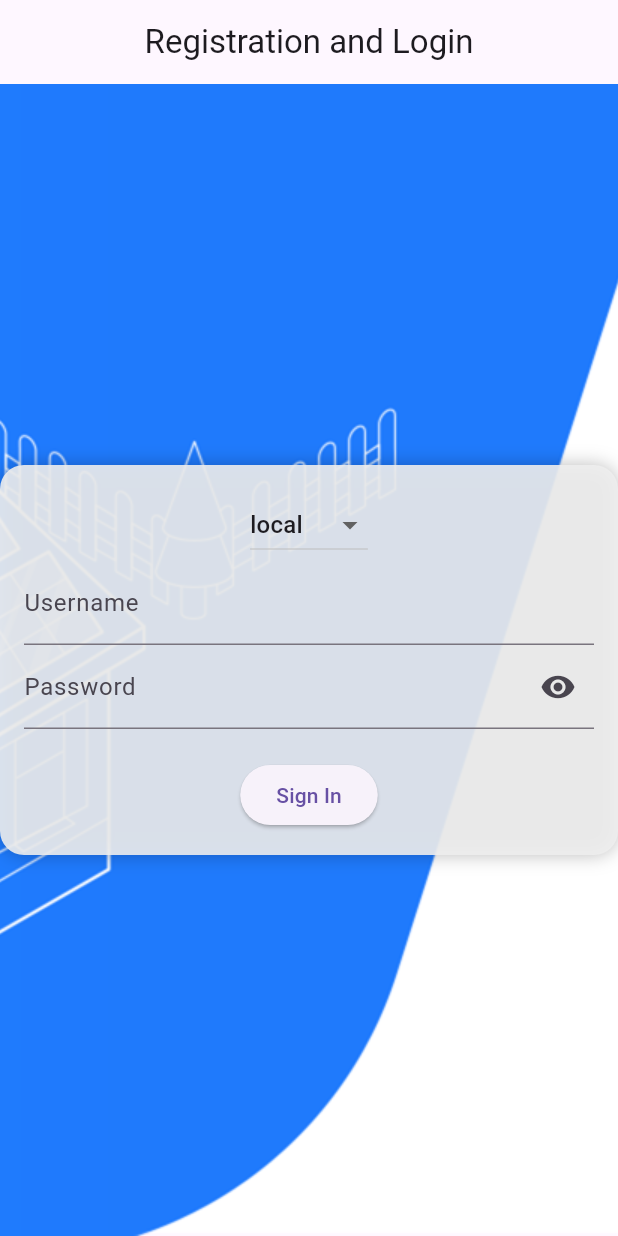
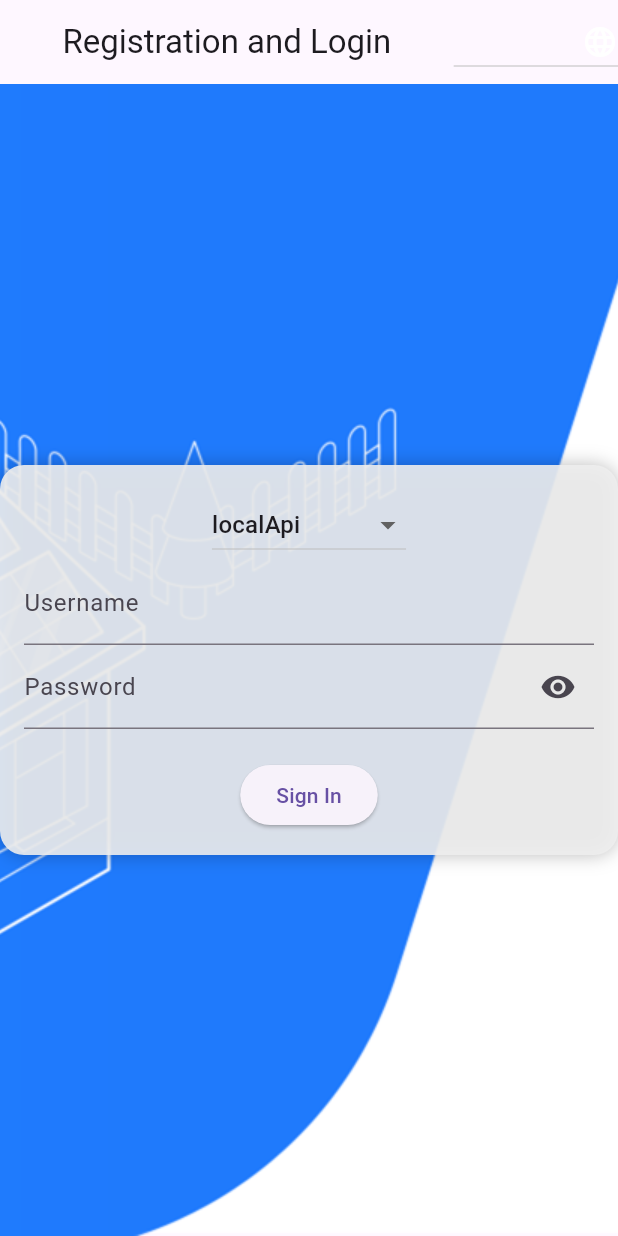
Before and after one commit to nickAS21/floor_flutter_front, a Flutter app: the screen it shows after launch, on a phone screen of 412 x 824 dp. Run offline on Flutter 3.47's test engine with Material 3 defaults, Android fonts, the phone set to English and light mode, and no system bars; our stand-ins replace shared_preferences; generated files the repository leaves out were written again.

Commit message:
add En/Uk

```diff
--- a/lib/config/app_config.dart
+++ b/lib/config/app_config.dart
@@ -1,11 +1,11 @@
-enum Environment { local, aws, custom }
+enum Environment { localApi, kubernetesApi, customApi }
 
 class AppConfig {
   static const String localBackend = 'http://localhost:8084';
-  static const String awsBackend = 'https://your-aws-endpoint.amazonaws.com';
+  static const String kubernetesBackend = 'https://your-kubernetes-endpoint.com';
   static const String apiPath = '/api/auth/login';
 
-  static String currentBackend = localBackend; // Значення за замовчуванням
+  static String currentBackend = localBackend; // Default value
 
   static void setBackend(String backend) {
     currentBackend = backend;
@@ -13,16 +13,16 @@ class AppConfig {
 }
 
 class EnvironmentConfig {
-  static Environment currentEnvironment = Environment.local;
-  static String customBackend = ''; // Кастомний URL
+  static Environment currentEnvironment = Environment.localApi;
+  static String customBackend = ''; // custom URL
 
   static String get backendUrl {
     switch (currentEnvironment) {
-      case Environment.local:
+      case Environment.localApi:
         return AppConfig.localBackend + AppConfig.apiPath;
-      case Environment.aws:
-        return AppConfig.awsBackend + AppConfig.apiPath;
-      case Environment.custom:
+      case Environment.kubernetesApi:
+        return AppConfig.kubernetesBackend + AppConfig.apiPath;
+      case Environment.customApi:
         if (customBackend.startsWith('http://') || customBackend.startsWith('https://')) {
           return customBackend + AppConfig.apiPath;
         } else {
--- /dev/null
+++ b/lib/locale_provider.dart
@@ -0,0 +1,22 @@
+import 'package:flutter/material.dart';
+
+class LocaleProvider extends InheritedWidget {
+  final Locale? locale;
+  final Function(Locale) changeLocale;
+
+  const LocaleProvider({
+    Key? key,
+    required this.locale,
+    required this.changeLocale,
+    required Widget child,
+  }) : super(key: key, child: child);
+
+  static LocaleProvider? of(BuildContext context) {
+    return context.dependOnInheritedWidgetOfExactType<LocaleProvider>();
+  }
+
+  @override
+  bool updateShouldNotify(LocaleProvider oldWidget) {
+    return oldWidget.locale != locale;
+  }
+}
--- a/lib/main.dart
+++ b/lib/main.dart
@@ -1,20 +1,66 @@
 import 'package:flutter/material.dart';
+import 'package:flutter_gen/gen_l10n/app_localizations.dart';
+import 'package:shared_preferences/shared_preferences.dart';
 import 'page/login_page.dart';
+import 'locale_provider.dart';
 
-void main() {
-  runApp(MyApp());
+void main() async {
+  WidgetsFlutterBinding.ensureInitialized();
+  final prefs = await SharedPreferences.getInstance();
+  final String? localeCode = prefs.getString('locale');
+  Locale? locale = localeCode == null || localeCode.isEmpty ? null :
+                  (localeCode.replaceAll('uk', '')).isEmpty ? Locale('uk', 'UA') :
+                  (localeCode.replaceAll('en', '')).isEmpty ? Locale('uk', 'UA') : null;
+  runApp(MyApp(initialLocale: locale));
 }
 
-class MyApp extends StatelessWidget {
+class MyApp extends StatefulWidget {
+  final Locale? initialLocale;
+
+  MyApp({this.initialLocale});
+
+  @override
+  _MyAppState createState() => _MyAppState();
+}
+
+class _MyAppState extends State<MyApp> {
+  Locale? _locale;
+
+  @override
+  void initState() {
+    super.initState();
+    _locale = widget.initialLocale;
+  }
+
+  void _setLocale(Locale locale) async {
+    setState(() {
+      _locale = locale;
+    });
+    final prefs = await SharedPreferences.getInstance();
+    await prefs.setString('locale', locale.languageCode);
+  }
+
   @override
   Widget build(BuildContext context) {
-    return MaterialApp(
-      // debugShowCheckedModeBanner: false, // Приховуємо банер "DEBUG"
-      title: 'My App other',
-      theme: ThemeData(
-        primarySwatch: Colors.blue,
+    return LocaleProvider(
+      locale: _locale,
+      // locale: null,
+      changeLocale: _setLocale,
+      child: Builder(
+        builder: (context) {
+          final localeState = LocaleProvider.of(context);
+          return MaterialApp(
+            locale: localeState?.locale,
+            localizationsDelegates: AppLocalizations.localizationsDelegates,
+            supportedLocales: AppLocalizations.supportedLocales,
+            title: 'My App',
+            theme: ThemeData(
+              primarySwatch: Colors.blue,
+            ),
+            home: LoginPage(),
+          );
+        },
       ),
-      home: LoginPage(), // Починаємо з авторизації
     );
   }
 }
--- a/lib/page/login_page.dart
+++ b/lib/page/login_page.dart
@@ -3,7 +3,12 @@ import 'package:http/http.dart' as http;
 import 'dart:convert';
 import 'package:shared_preferences/shared_preferences.dart';
 import '../config/app_config.dart';
+import '../locale_provider.dart';
 import 'menu_page.dart';
+import 'dart:io';
+import 'package:flutter_gen/gen_l10n/app_localizations.dart';
+
+
 
 class LoginPage extends StatefulWidget {
   @override
@@ -18,8 +23,9 @@ class _LoginPageState extends State<LoginPage> {
   String? _errorMessage;
 
   Future<void> _login() async {
+    String apiUrl = '';
     try {
-      final apiUrl = EnvironmentConfig.backendUrl;
+      apiUrl = EnvironmentConfig.backendUrl;
 
       final url = Uri.parse(apiUrl);
       final response = await http.post(
@@ -47,6 +53,23 @@ class _LoginPageState extends State<LoginPage> {
           _errorMessage = "Invalid Credentials";
         });
       }
+    } on SocketException {
+      setState(() {
+        final localizations = AppLocalizations.of(context);
+        if (localizations != null) {
+          _errorMessage = localizations.apiError(apiUrl);
+        } else {
+          _errorMessage = 'An error occurred';
+        }
+      });
+    } on HttpException {
+      setState(() {
+        _errorMessage = AppLocalizations.of(context)!.serverError(apiUrl);
+      });
+    } on FormatException {
+      setState(() {
+        _errorMessage = AppLocalizations.of(context)!.formatError(apiUrl);
+      });
     } catch (e) {
       setState(() {
         _errorMessage = e.toString();
@@ -56,12 +79,37 @@ class _LoginPageState extends State<LoginPage> {
 
   @override
   Widget build(BuildContext context) {
+    final localeProvider = LocaleProvider.of(context);
+
     return Scaffold(
       appBar: AppBar(
         title: Center(
-          child: Text("Registration and Login"),
+          child: Text(AppLocalizations.of(context)!.titleRegLogin),
         ),
+        actions: [
+          DropdownButton<Locale>(
+            value: localeProvider?.locale,
+            icon: Icon(Icons.language, color: Colors.white),
+            onChanged: (Locale? newLocale) {
+              if (newLocale != null) {
+                localeProvider?.changeLocale(newLocale);
+              }
+            },
+            items: [
+              Locale('en', 'US'),
+              Locale('uk', 'UA'),
+            ].map<DropdownMenuItem<Locale>>((Locale locale) {
+              return DropdownMenuItem<Locale>(
+                value: locale,
+                child: Text(
+                  locale.languageCode == 'en' ? 'English' : 'Українська',
+                ),
+              );
+            }).toList(),
+          ),
+        ],
       ),
+
       body: Container(
         decoration: BoxDecoration(
           image: DecorationImage(
@@ -95,7 +143,7 @@ class _LoginPageState extends State<LoginPage> {
                     onChanged: (Environment? newValue) {
                       setState(() {
                         EnvironmentConfig.currentEnvironment = newValue!;
-                        if (newValue != Environment.custom) {
+                        if (newValue != Environment.customApi) {
                           _customApiController.clear();
                         }
                       });
@@ -107,11 +155,11 @@ class _LoginPageState extends State<LoginPage> {
                       );
                     }).toList(),
                   ),
-                  if (EnvironmentConfig.currentEnvironment == Environment.custom)
+                  if (EnvironmentConfig.currentEnvironment == Environment.customApi)
                     TextField(
                       controller: _customApiController,
                       decoration: InputDecoration(
-                        labelText: "Enter custom API (optional)",
+                        labelText: AppLocalizations.of(context)!.enterCustomAPI,
                         hintText: "http://example.com/api/auth/login",
                       ),
                       onChanged: (value) {
@@ -120,12 +168,12 @@ class _LoginPageState extends State<LoginPage> {
                     ),
                   TextField(
                     controller: _usernameController,
-                    decoration: InputDecoration(labelText: "Username"),
+                    decoration: InputDecoration(labelText: AppLocalizations.of(context)!.username),
                   ),
                   TextField(
                     controller: _passwordController,
                     decoration: InputDecoration(
-                      labelText: "Password",
+                      labelText: AppLocalizations.of(context)!.password,
                       suffixIcon: IconButton(
                         icon: Icon(_obscureText
                             ? Icons.visibility
@@ -146,7 +194,7 @@ class _LoginPageState extends State<LoginPage> {
                       style: TextStyle(color: Colors.red),
                     ),
                   SizedBox(height: 10),
-                  ElevatedButton(onPressed: _login, child: Text("Sign In"))
+                  ElevatedButton(onPressed: _login, child: Text(AppLocalizations.of(context)!.signIn))
                 ],
               ),
             ),
```
Also changed, not shown: lib/l10n/intl_en.arb (added, +10 -0 lines), lib/l10n/intl_uk.arb (added, +10 -0 lines), pubspec.yaml (+7 -0 lines), pubspec.lock, 1 other file.
